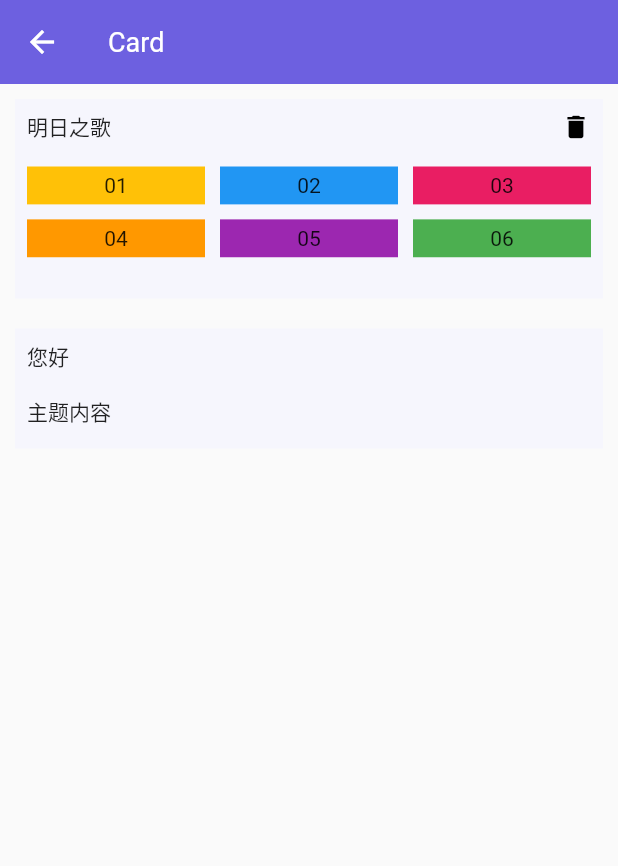
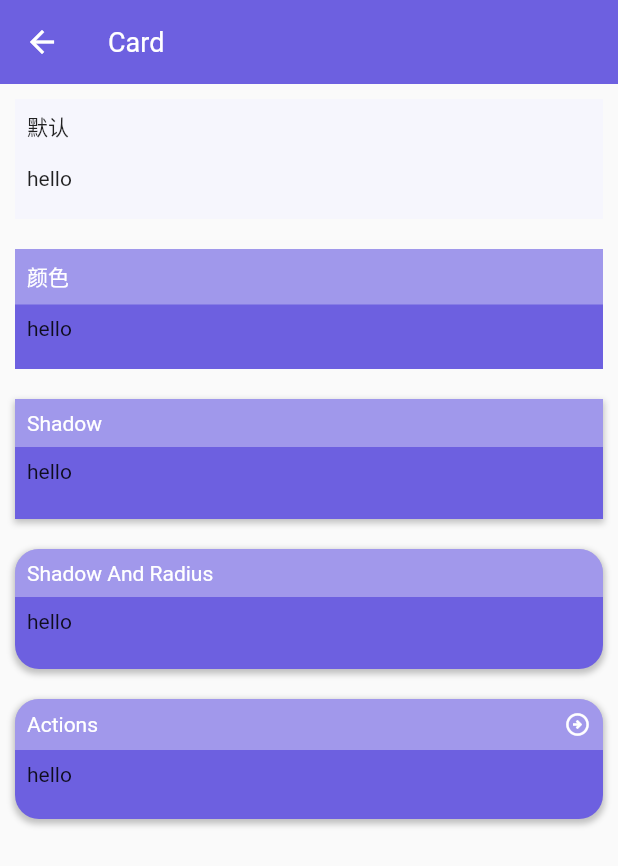
Before and after one commit to keep2zero/flutter_cxui, a Flutter app: the PageCard screen opened by its route, on a phone screen of 412 x 824 dp. Shown: the top 866 px of the screen. Run offline on Flutter 3.47's test engine with Material 2 defaults, Android fonts, the phone set to English and light mode, and no system bars; our stand-ins replace ionicons.

Commit message:
opt: 优化界面

```diff
--- a/lib/pages/page_card.dart
+++ b/lib/pages/page_card.dart
@@ -1,6 +1,7 @@
 import 'package:flutter/material.dart';
 import 'package:flutter_cxui/components/card/card.dart';
 import 'package:flutter_cxui/components/icon_button/icon_button.dart';
+import 'package:flutter_cxui/config.dart';
 
 class PageCard extends StatefulWidget {
   const PageCard({super.key});
@@ -31,82 +32,65 @@ class _PageCardState extends State<PageCard>
       appBar: AppBar(
         title: Text("Card"),
       ),
-        body: ListView(
+      body: SingleChildScrollView(
+        child: Column(
           children: [
-            Container(
+            CxCard(
               margin: EdgeInsets.all(10),
-              child: CxCard(
-                title: "明日之歌",
+              title: "默认",
+              body: Text("hello"),
+            ),
+            CxCard(
+              bgColor: CxConfig.primary,
+              hdBgColor: CxConfig.white.withAlpha(90),
+              titleColor: CxConfig.white,
+              margin: EdgeInsets.all(10),
+              title: "颜色",
+              body: Text("hello"),
+            ),
+            CxCard(
+              shadow: true,
+              bgColor: CxConfig.primary,
+              hdBgColor: CxConfig.white.withAlpha(90),
+              titleColor: CxConfig.white,
+              margin: EdgeInsets.all(10),
+              title: "Shadow",
+              body: Text("hello"),
+            ),
+            CxCard(
+              shadow: true,
+              radius: 16,
+              bgColor: CxConfig.primary,
+              hdBgColor: CxConfig.white.withAlpha(90),
+              titleColor: CxConfig.white,
+              margin: EdgeInsets.all(10),
+              title: "Shadow And Radius",
+              body: Text("hello"),
+            ),
+            buildActions(),
+          ],
+        ),
+      ),
+    );
+  }
+
+  CxCard buildActions() {
+    return CxCard(
+      shadow: true,
+      radius: 16,
+      bgColor: CxConfig.primary,
+      hdBgColor: CxConfig.white.withAlpha(90),
+      titleColor: CxConfig.white,
+      margin: EdgeInsets.all(10),
+      title: "Actions",
       actions: [
         CxIconButton(
-                    size: 20,
-                    icon: Icons.delete,
-                    click: () {
-                      print("delete state");
-                    },
-                  ),
+          icon: Icons.arrow_circle_right_outlined,
+          color: CxConfig.white,
+          size: 18,
+        )
       ],
-                body: Container(
-                  height: 80,
-                  child: LayoutBuilder(builder: (context, BoxConstraints bc) {
-                    return GridView(
-                      shrinkWrap: true,
-                      gridDelegate: SliverGridDelegateWithFixedCrossAxisCount(
-                        crossAxisCount: 3,
-                        crossAxisSpacing: 10,
-                        childAspectRatio: bc.maxWidth / bc.maxHeight,
-                        mainAxisSpacing: 10,
-                      ),
-                      children: [
-                        Container(
-                            color: Colors.amber,
-                            child: const Center(
-                              child: Text("01"),
-                            )),
-                        Container(
-                          color: Colors.blue,
-                          child: const Center(
-                            child: Text("02"),
-                          ),
-                        ),
-                        Container(
-                          color: Colors.pink,
-                          child: const Center(
-                            child: Text("03"),
-                          ),
-                        ),
-                        Container(
-                          color: Colors.orange,
-                          child: const Center(
-                            child: Text("04"),
-                          ),
-                        ),
-                        Container(
-                          color: Colors.purple,
-                          child: const Center(
-                            child: Text("05"),
-                          ),
-                        ),
-                        Container(
-                          color: Colors.green,
-                          child: const Center(
-                            child: Text("06"),
-                          ),
-                        ),
-                      ],
+      body: Text("hello"),
     );
-                  }),
-                ),
-              ),
-            ),
-            Container(
-              margin: const EdgeInsets.all(10),
-              child: CxCard(
-                title: "您好",
-                body: const Text("主题内容"),
-              ),
-            ),
-          ],
-        ));
   }
 }
--- a/pubspec.yaml
+++ b/pubspec.yaml
@@ -61,6 +61,7 @@ flutter:
 
   # To add assets to your application, add an assets section, like this:
   assets:
+      # - assets/img/card-img-01.jpg
       - assets/img/card-img-01.jpg
       - assets/img/cx-logo.png
   #   - images/a_dot_ham.jpeg
```
Also changed, not shown: assets/static/card.png, assets/static/icon_button.png, assets/static/image_card.png, assets/static/list.png, assets/static/place_grid.png, assets/static/select_button_list.png, assets/static/title_nav.png (added), 2 other files. Lines whose indentation alone changed are shown as unchanged.
